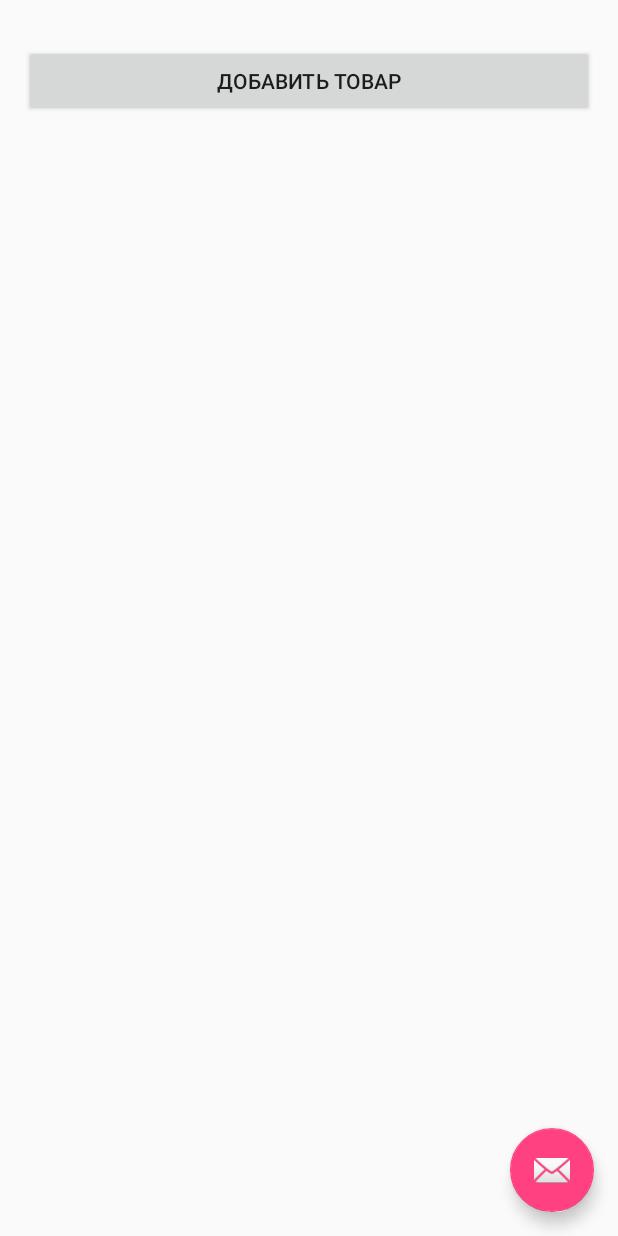
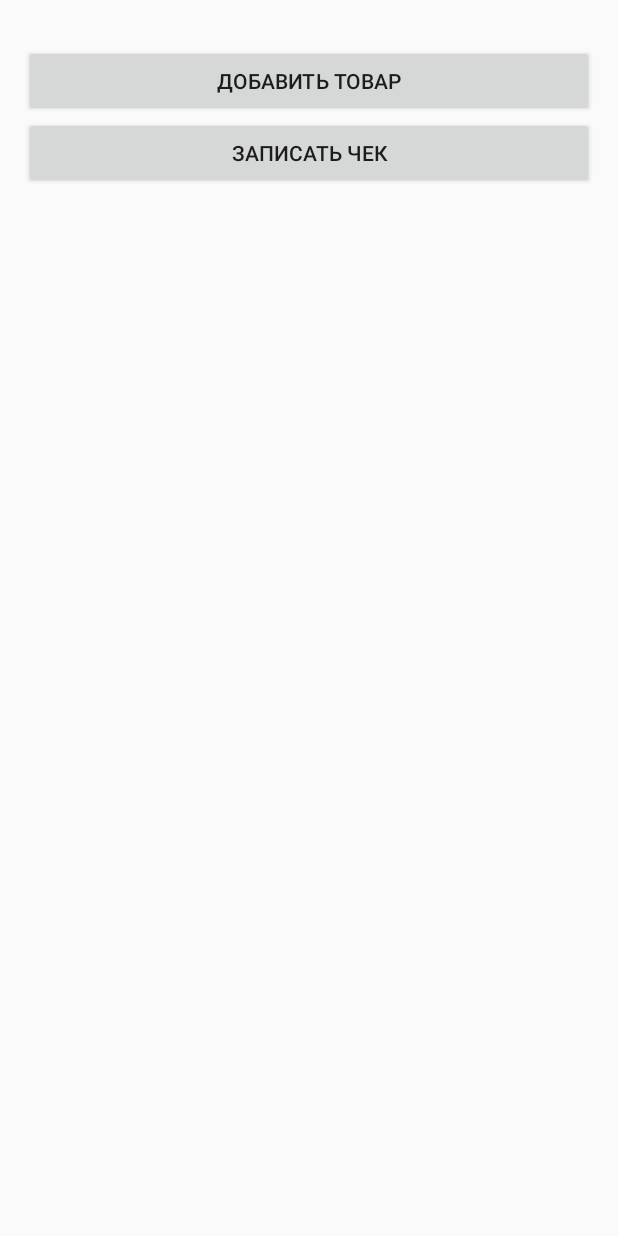
Before and after one commit to filin-from-2042/1cAddCheck, an Android app: the FullCheckActivity screen opened directly, with no data from a screen before it, on a phone screen of 412 x 824 dp. Run offline under Robolectric (Android 15) with nearby library versions, the phone set to English and light mode, and no system bars.

```diff
--- a/app/src/main/java/com/example/uzmkkonov/a1caddcheck/FullCheckActivity.java
+++ b/app/src/main/java/com/example/uzmkkonov/a1caddcheck/FullCheckActivity.java
@@ -14,11 +14,13 @@ import android.widget.ListView;
 import android.widget.TableLayout;
 import android.widget.TableRow;
 import android.widget.TextView;
+import android.widget.Toast;
 
 import java.util.ArrayList;
+import java.util.HashMap;
 import java.util.Map;
 
-public class FullCheckActivity extends AppCompatActivity {
+public class FullCheckActivity extends AppCompatActivity implements View.OnClickListener {
 
     ArrayList<StoreRemainUnit> currentRemains = new ArrayList<StoreRemainUnit>();
     ArrayAdapter<StoreRemainUnit> remainsAdapter;
@@ -35,27 +37,13 @@ public class FullCheckActivity extends AppCompatActivity {
             }
         });
 
-        //Toolbar toolbar = (Toolbar) findViewById(R.id.toolbar);
-        //setSupportActionBar(toolbar);
-
-        fillTableItems();
-
-        FloatingActionButton fab = (FloatingActionButton) findViewById(R.id.fab);
-        fab.setOnClickListener(new View.OnClickListener() {
-            @Override
-            public void onClick(View view) {
-                Snackbar.make(view, "Replace with your own action", Snackbar.LENGTH_LONG)
-                        .setAction("Action", null).show();
-            }
-        });
         // кнопка поиска товара
         Button addItemBtn = (Button) findViewById(R.id.addItemBtn);
-        addItemBtn.setOnClickListener(new View.OnClickListener() {
-            @Override
-            public void onClick(View view) {
-                onSearchRequested();
-            }
-        });
+        addItemBtn.setOnClickListener(this);
+        // кнопка поиска товара
+        Button saveCheckBtn = (Button) findViewById(R.id.saveCheck);
+        saveCheckBtn.setOnClickListener(this);
+
         // инициализация списка с остатками
         ListView remainsLst = (ListView)findViewById(R.id.remainsList);
         this.currentRemains = new ArrayList<StoreRemainUnit>();
@@ -79,18 +67,57 @@ public class FullCheckActivity extends AppCompatActivity {
             if(newCheck.checkNumber==null) newCheck.initNewCheckNumber();
         }
 
+        fillTableItems();
+
         TextView checkNumberText = (TextView)findViewById(R.id.checkNumberText);
         checkNumberText.setText(newCheck.checkNumber);
+    }
+
+    @Override
+    protected void onStop() {
+        super.onStop();
+        unleashCheckNumber();
+    }
+
+    @Override
+    protected void onDestroy() {
+        super.onDestroy();
+        DataHolder.setData("newCheck", null);
+    }
+
+
+    @Override
+    public void onClick(View v) {
+
+        switch(v.getId())
+        {
+            // кнопка сохранение нового чека
+            case R.id.saveCheck:
+            {
+                if(DataHolder.getData("newCheck") != null)
+                {
+                    Check newCheck = (Check) DataHolder.getData("newCheck");
+                    String checkRes = newCheck.save();
+                    Toast.makeText(FullCheckActivity.this, checkRes ,Toast.LENGTH_SHORT).show();
+                }
+            }break;
+            // кнопка поиска товара
+            case R.id.addItemBtn:
+            {
+                onSearchRequested();
+            }break;
+        }
     }
 
     // заполнение таблицы с товарами в чеке
     protected void fillTableItems()
     {
         TableLayout table = (TableLayout) findViewById(R.id.itemList);
+        table.removeAllViews();
         if(DataHolder.getData("newCheck") != null)
         {
             Check newCheck = (Check) DataHolder.getData("newCheck");
-            if(newCheck.newItems.size()>0) {
+            if(newCheck.newItems!= null && newCheck.newItems.size()>0) {
                 for (Map.Entry<String, Product> entry : newCheck.newItems.entrySet()) {
 
                     final Product product = entry.getValue();
@@ -136,7 +163,7 @@ public class FullCheckActivity extends AppCompatActivity {
 
                     final EditText  cnt = new EditText(FullCheckActivity.this);
                     cnt.setTextSize(18);
-                    cnt.setText(product.count);
+                    cnt.setText(product.count.toString());
                     cnt.setOnFocusChangeListener(new View.OnFocusChangeListener() {
                         public void onFocusChange(View v, boolean hasFocus) {
                             if(!hasFocus &&  cnt.getText().toString().isEmpty()) {
@@ -165,6 +192,11 @@ public class FullCheckActivity extends AppCompatActivity {
                                 Double res = priceParsed*countParsed;
                                 price.setText(String.format("%.2f",res)+" Р");
 
+                                if(DataHolder.getData("newCheck")!=null) {
+                                    Check newCheck = (Check) DataHolder.getData("newCheck");
+                                    if(newCheck.updateItemCount(product.id,countParsed))
+                                        DataHolder.setData("newCheck", newCheck);
+                                }
                             }
                         }
                     });
@@ -186,18 +218,6 @@ public class FullCheckActivity extends AppCompatActivity {
         }
     }
 
-    @Override
-    protected void onStop() {
-        super.onStop();
-        unleashCheckNumber();
-    }
-
-    @Override
-    protected void onDestroy() {
-        super.onDestroy();
-        unleashCheckNumber();
-    }
-
     protected void unleashCheckNumber()
     {
         if(DataHolder.getData("newCheck") != null) {
--- a/app/src/main/java/com/example/uzmkkonov/a1caddcheck/Product.java
+++ b/app/src/main/java/com/example/uzmkkonov/a1caddcheck/Product.java
@@ -13,8 +13,8 @@ public class Product {
     public String id;
     public String code;
     public String name;
-    public String count = "1";
-    public double price;
+    public Double count = 1.0;
+    public Double price;
     public ArrayList<StoreRemainUnit> remains;
 
     ConnectionClass connectionClass;
--- a/app/src/main/java/com/example/uzmkkonov/a1caddcheck/SearchableItemActivity.java
+++ b/app/src/main/java/com/example/uzmkkonov/a1caddcheck/SearchableItemActivity.java
@@ -49,8 +49,7 @@ public class SearchableItemActivity extends ListActivity {
                         newCheck.newItems = saveItems;
                     }
                     DataHolder.setData("newCheck", newCheck);
-                    Intent runAddCheckActivity = new Intent(SearchableItemActivity.this, FullCheckActivity.class);
-                    startActivity(runAddCheckActivity);
+                    finish();
                 }
             }
         });
--- a/app/src/main/res/layout/activity_full_check.xml
+++ b/app/src/main/res/layout/activity_full_check.xml
@@ -1,20 +1,49 @@
 <?xml version="1.0" encoding="utf-8"?>
-<android.support.design.widget.CoordinatorLayout xmlns:android="http://schemas.android.com/apk/res/android"
-    xmlns:app="http://schemas.android.com/apk/res-auto"
+<LinearLayout xmlns:android="http://schemas.android.com/apk/res/android"
     xmlns:tools="http://schemas.android.com/tools"
     android:layout_width="match_parent"
     android:layout_height="match_parent"
-    tools:context="com.example.uzmkkonov.a1caddcheck.FullCheckActivity">
+    android:paddingLeft="16dp"
+    android:paddingRight="16dp"
+    android:orientation="vertical" >
+
+    <TextView
+        android:id="@+id/checkNumberText"
+        android:layout_width="match_parent"
+        android:layout_height="wrap_content"
+        android:text="TextView"
+        android:textAlignment="center"
+        android:paddingTop="5sp"
+        android:paddingBottom="5sp"/>
+
+    <Button
+        android:id="@+id/addItemBtn"
+        android:layout_width="match_parent"
+        android:layout_height="wrap_content"
+        android:text="@string/addNewItemBtnText" />
+
+    <TableLayout
+        android:layout_width="match_parent"
+        android:layout_height="wrap_content"
+        android:id="@+id/itemList">
+
+        <TableRow
+            android:layout_width="match_parent"
+            android:layout_height="match_parent"
+
+            />
+    </TableLayout>
+
+    <ListView
+        android:layout_width="match_parent"
+        android:layout_height="wrap_content"
+        android:id="@+id/remainsList" />
 
 
-    <include layout="@layout/content_full_check" />
+    <Button
+        android:id="@+id/saveCheck"
+        android:layout_width="match_parent"
+        android:layout_height="wrap_content"
+        android:text="@string/saveCheckBtnText" />
 
-    <android.support.design.widget.FloatingActionButton
-        android:id="@+id/fab"
-        android:layout_width="wrap_content"
-        android:layout_height="wrap_content"
-        android:layout_gravity="bottom|end"
-        android:layout_margin="@dimen/fab_margin"
-        app:srcCompat="@android:drawable/ic_dialog_email" />
-
-</android.support.design.widget.CoordinatorLayout>
+</LinearLayout>
--- a/app/src/main/res/layout/content_full_check.xml
+++ /dev/null
@@ -1,43 +0,0 @@
-<?xml version="1.0" encoding="utf-8"?>
-<LinearLayout xmlns:android="http://schemas.android.com/apk/res/android"
-    xmlns:tools="http://schemas.android.com/tools"
-    android:layout_width="match_parent"
-    android:layout_height="match_parent"
-    android:paddingLeft="16dp"
-    android:paddingRight="16dp"
-    android:orientation="vertical" >
-
-    <TextView
-        android:id="@+id/checkNumberText"
-        android:layout_width="match_parent"
-        android:layout_height="wrap_content"
-        android:text="TextView"
-        android:textAlignment="center"
-        android:paddingTop="5sp"
-        android:paddingBottom="5sp"/>
-
-    <Button
-        android:id="@+id/addItemBtn"
-        android:layout_width="match_parent"
-        android:layout_height="wrap_content"
-        android:text="@string/addNewItemBtnText" />
-
-    <TableLayout
-        android:layout_width="match_parent"
-        android:layout_height="wrap_content"
-        android:id="@+id/itemList">
-
-        <TableRow
-            android:layout_width="match_parent"
-            android:layout_height="match_parent"
-
-            />
-    </TableLayout>
-
-    <ListView
-        android:layout_width="match_parent"
-        android:layout_height="wrap_content"
-        android:id="@+id/remainsList" />
-
-
-</LinearLayout>
--- a/app/src/main/res/values/strings.xml
+++ b/app/src/main/res/values/strings.xml
@@ -1,6 +1,7 @@
 <resources>
     <string name="app_name">1cAddCheck</string>
     <string name="addNewItemBtnText">Добавить товар</string>
+    <string name="saveCheckBtnText">Записать чек</string>
     <string name="title_activity_full_check">FullCheckActivity</string>
     <string name="search_item_hint">Код или название товара</string>
 </resources>
```
Also changed, not shown: app/src/main/java/com/example/uzmkkonov/a1caddcheck/Check.java (+101 -0 lines), app/src/main/java/com/example/uzmkkonov/a1caddcheck/CheckAddStatus.java (added, +24 -0 lines), app/src/main/java/com/example/uzmkkonov/a1caddcheck/User.java (+10 -3 lines).
